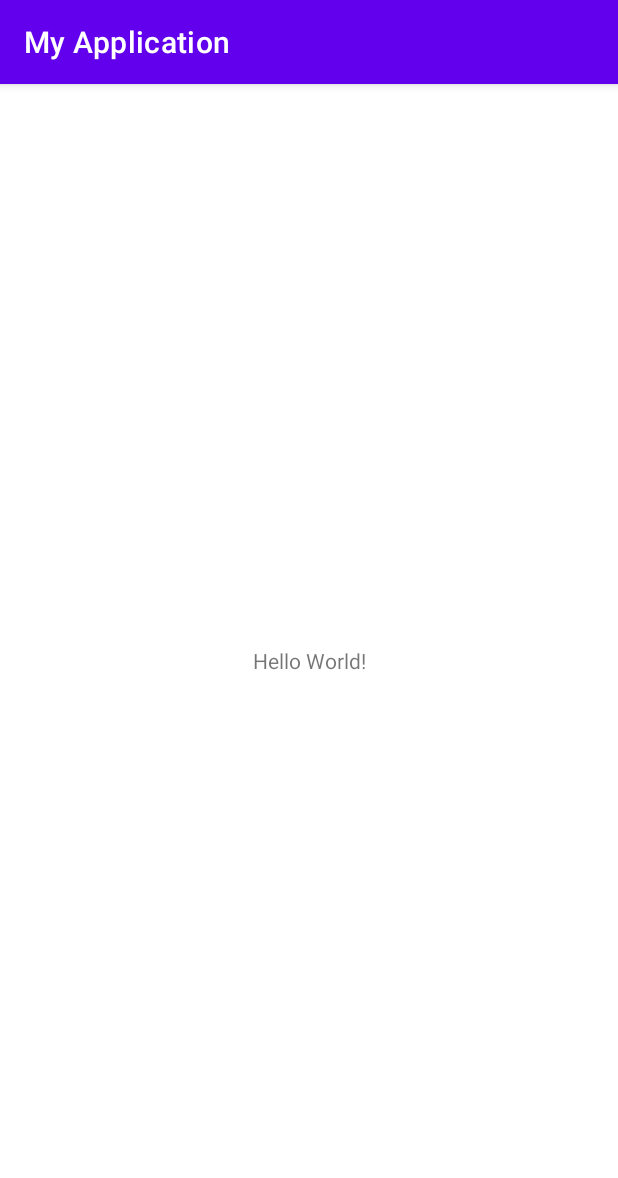
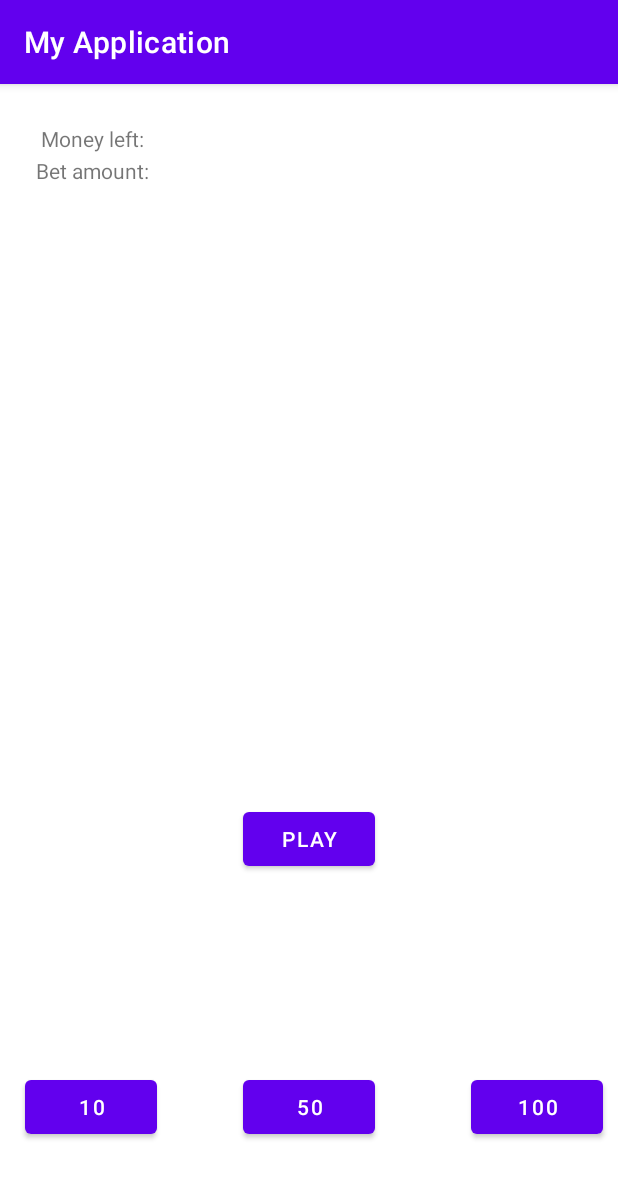
Before and after one commit to noelpettersson/Blackjack, an Android app: the screen it shows after launch (MainActivity), on a phone screen of 412 x 824 dp. Shown: the top 1178 px of the screen. Run offline under Robolectric (Android 15) with nearby library versions, the phone set to English and light mode, and no system bars.

Commit message:
Activity main layout
Added bet buttons

```diff
--- a/app/src/main/res/layout/activity_main.xml
+++ b/app/src/main/res/layout/activity_main.xml
@@ -9,10 +9,68 @@
     <TextView
         android:layout_width="wrap_content"
         android:layout_height="wrap_content"
-        android:text="Hello World!"
+        android:text="Money left: "
         app:layout_constraintBottom_toBottomOf="parent"
+        app:layout_constraintEnd_toEndOf="parent"
+        app:layout_constraintHorizontal_bias="0.08"
+        app:layout_constraintStart_toStartOf="parent"
+        app:layout_constraintTop_toTopOf="parent"
+        app:layout_constraintVertical_bias="0.036" />
+
+    <Button
+        android:id="@+id/button"
+        android:layout_width="wrap_content"
+        android:layout_height="wrap_content"
+        android:layout_marginStart="159dp"
+        android:layout_marginTop="479dp"
+        android:layout_marginEnd="159dp"
+        android:text="Play"
         app:layout_constraintEnd_toEndOf="parent"
         app:layout_constraintStart_toStartOf="parent"
         app:layout_constraintTop_toTopOf="parent" />
 
+    <Button
+        android:id="@+id/button2"
+        android:layout_width="wrap_content"
+        android:layout_height="wrap_content"
+        android:layout_marginStart="10dp"
+        android:layout_marginEnd="301dp"
+        android:layout_marginBottom="62dp"
+        android:text="10"
+        app:layout_constraintBottom_toBottomOf="parent"
+        app:layout_constraintEnd_toEndOf="parent"
+        app:layout_constraintStart_toStartOf="parent" />
+
+    <Button
+        android:id="@+id/button3"
+        android:layout_width="wrap_content"
+        android:layout_height="wrap_content"
+        android:layout_marginStart="100dp"
+        android:layout_marginEnd="100dp"
+        android:layout_marginBottom="62dp"
+        android:text="50"
+        app:layout_constraintBottom_toBottomOf="parent"
+        app:layout_constraintEnd_toEndOf="parent"
+        app:layout_constraintStart_toStartOf="parent" />
+
+    <Button
+        android:id="@+id/button4"
+        android:layout_width="wrap_content"
+        android:layout_height="wrap_content"
+        android:layout_marginEnd="10dp"
+        android:layout_marginBottom="62dp"
+        android:text="100"
+        app:layout_constraintBottom_toBottomOf="parent"
+        app:layout_constraintEnd_toEndOf="parent" />
+
+    <TextView
+        android:id="@+id/textView"
+        android:layout_width="wrap_content"
+        android:layout_height="wrap_content"
+        android:layout_marginStart="24dp"
+        android:layout_marginTop="48dp"
+        android:text="Bet amount:"
+        app:layout_constraintStart_toStartOf="parent"
+        app:layout_constraintTop_toTopOf="parent" />
+
 </androidx.constraintlayout.widget.ConstraintLayout>
```
